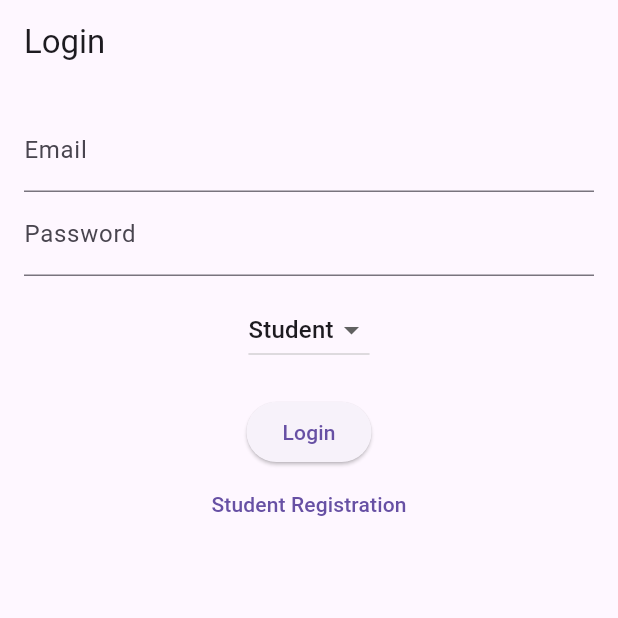
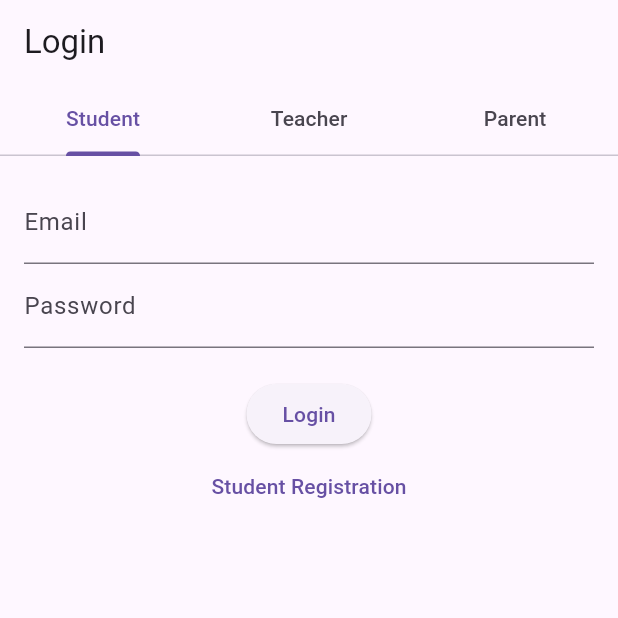
Before and after one commit to abusufiancse/student_management_system_with_chat_bot, a Flutter app: the screen it shows after launch, on a phone screen of 412 x 824 dp, the top half of it. Run offline on Flutter 3.47's test engine with Material 3 defaults, Android fonts, the phone set to English and light mode, and no system bars; our stand-ins replace sqflite; accounts and stored records are empty.

Commit message:
step 4: student reg issue fix

```diff
--- a/lib/models/student.dart
+++ b/lib/models/student.dart
@@ -1,12 +1,14 @@
 class Student {
   final int? id;
+  final int? userId;
   final String name;
   final String studentClass;
-  final String roll;
+  final String roll; // UNIQUE index number
   final String guardian;
 
   Student({
     this.id,
+    this.userId,
     required this.name,
     required this.studentClass,
     required this.roll,
@@ -16,6 +18,7 @@ class Student {
   Map<String, dynamic> toMap() {
     return {
       'id': id,
+      'user_id': userId,
       'name': name,
       'class': studentClass,
       'roll': roll,
@@ -26,6 +29,7 @@ class Student {
   factory Student.fromMap(Map<String, dynamic> map) {
     return Student(
       id: map['id'],
+      userId: map['user_id'],
       name: map['name'],
       studentClass: map['class'],
       roll: map['roll'],
--- a/lib/screens/auth/login_screen.dart
+++ b/lib/screens/auth/login_screen.dart
@@ -1,9 +1,9 @@
 import 'package:flutter/material.dart';
+import 'package:student_management_system/screens/auth/parent_access_screen.dart';
 import 'package:student_management_system/screens/auth/student_register_screen.dart';
 import '../../db/database_helper.dart';
 import '../deshboard/teacher_dashboard.dart';
-import '../student_dashboard.dart';
-import '../parent_dashboard.dart';
+import '../deshboard/student_dashboard.dart';
 
 class LoginScreen extends StatefulWidget {
   const LoginScreen({super.key});
@@ -12,23 +12,24 @@ class LoginScreen extends StatefulWidget {
   State<LoginScreen> createState() => _LoginScreenState();
 }
 
-class _LoginScreenState extends State<LoginScreen> {
+class _LoginScreenState extends State<LoginScreen>
+    with SingleTickerProviderStateMixin {
+  late TabController _tabController;
+
   final emailCtrl = TextEditingController();
   final passCtrl = TextEditingController();
-  String role = 'student';
+  final rollCtrl = TextEditingController();
 
-  void login() async {
+  @override
+  void initState() {
+    super.initState();
+    _tabController = TabController(length: 3, vsync: this);
+  }
+
+  // ================= STUDENT LOGIN =================
+  void studentLogin() async {
     final email = emailCtrl.text.trim();
     final pass = passCtrl.text.trim();
-
-    // 🔐 Teacher (Hardcoded)
-    if (email == 'teacher@gmail.com' && pass == 'teacher123') {
-      Navigator.pushReplacement(
-        context,
-        MaterialPageRoute(builder: (_) => const TeacherDashboard()),
-      );
-      return;
-    }
 
     final user =
     await DatabaseHelper.instance.loginUser(email, pass);
@@ -38,24 +39,53 @@ class _LoginScreenState extends State<LoginScreen> {
       return;
     }
 
-    // 🛑 Student approval check
-    if (user.role == 'student' && user.approved == 0) {
+    if (user.role != 'student') {
+      _snack('Not a student account');
+      return;
+    }
+
+    if (user.approved == 0) {
       _snack('Wait for teacher approval');
       return;
     }
 
-    // ✅ Role-based navigation
-    if (user.role == 'student') {
     Navigator.pushReplacement(
       context,
-        MaterialPageRoute(builder: (_) => StudentDashboard(userId: user.id!)),
+      MaterialPageRoute(
+        builder: (_) => StudentDashboard(userId: user.id!),
+      ),
     );
-    } else if (user.role == 'parent') {
+  }
+
+  // ================= TEACHER LOGIN =================
+  void teacherLogin() {
+    final email = emailCtrl.text.trim();
+    final pass = passCtrl.text.trim();
+
+    if (email == 'teacher@gmail.com' && pass == 'teacher123') {
       Navigator.pushReplacement(
         context,
-        MaterialPageRoute(builder: (_) => ParentDashboard(userId: user.id!)),
+        MaterialPageRoute(builder: (_) => const TeacherDashboard()),
       );
+    } else {
+      _snack('Invalid teacher credentials');
     }
+  }
+
+  // ================= PARENT ACCESS =================
+  void parentAccess() {
+    if (rollCtrl.text.trim().isEmpty) {
+      _snack('Enter student roll number');
+      return;
+    }
+
+    Navigator.push(
+      context,
+      MaterialPageRoute(
+        builder: (_) =>
+            ParentAccessScreen(initialRoll: rollCtrl.text.trim()),
+      ),
+    );
   }
 
   void _snack(String msg) {
@@ -66,8 +96,31 @@ class _LoginScreenState extends State<LoginScreen> {
   @override
   Widget build(BuildContext context) {
     return Scaffold(
-      appBar: AppBar(title: const Text('Login')),
-      body: Padding(
+      appBar: AppBar(
+        title: const Text('Login'),
+        bottom: TabBar(
+          controller: _tabController,
+          tabs: const [
+            Tab(text: 'Student'),
+            Tab(text: 'Teacher'),
+            Tab(text: 'Parent'),
+          ],
+        ),
+      ),
+      body: TabBarView(
+        controller: _tabController,
+        children: [
+          studentTab(),
+          teacherTab(),
+          parentTab(),
+        ],
+      ),
+    );
+  }
+
+  // ================= STUDENT TAB =================
+  Widget studentTab() {
+    return Padding(
       padding: const EdgeInsets.all(16),
       child: Column(
         children: [
@@ -80,34 +133,80 @@ class _LoginScreenState extends State<LoginScreen> {
             decoration: const InputDecoration(labelText: 'Password'),
             obscureText: true,
           ),
-            const SizedBox(height: 12),
-
-            DropdownButton<String>(
-              value: role,
-              items: const [
-                DropdownMenuItem(value: 'student', child: Text('Student')),
-                DropdownMenuItem(value: 'parent', child: Text('Parent')),
-              ],
-              onChanged: (v) => setState(() => role = v!),
-            ),
-
           const SizedBox(height: 20),
           ElevatedButton(
-              onPressed: login,
+            onPressed: studentLogin,
             child: const Text('Login'),
           ),
           TextButton(
             onPressed: () {
               Navigator.push(
                 context,
-                  MaterialPageRoute(builder: (_) =>  StudentRegisterScreen()),
+                MaterialPageRoute(
+                    builder: (_) => const StudentRegisterScreen()),
               );
             },
             child: const Text('Student Registration'),
-            ),
-
+          )
         ],
       ),
+    );
+  }
+
+  // ================= TEACHER TAB =================
+  Widget teacherTab() {
+    return Padding(
+      padding: const EdgeInsets.all(16),
+      child: Column(
+        children: [
+          TextField(
+            controller: emailCtrl,
+            decoration: const InputDecoration(labelText: 'Email'),
+          ),
+          TextField(
+            controller: passCtrl,
+            decoration: const InputDecoration(labelText: 'Password'),
+            obscureText: true,
+          ),
+          const SizedBox(height: 20),
+          ElevatedButton(
+            onPressed: teacherLogin,
+            child: const Text('Login as Teacher'),
+          ),
+          const SizedBox(height: 10),
+          const Text(
+            'Demo Login:\nteacher@gmail.com\nteacher123',
+            textAlign: TextAlign.center,
+            style: TextStyle(color: Colors.grey),
+          )
+        ],
+      ),
+    );
+  }
+
+  // ================= PARENT TAB =================
+  Widget parentTab() {
+    return Padding(
+      padding: const EdgeInsets.all(16),
+      child: Column(
+        children: [
+          TextField(
+            controller: rollCtrl,
+            decoration:
+            const InputDecoration(labelText: 'Student Roll / Index Number'),
+          ),
+          const SizedBox(height: 20),
+          ElevatedButton(
+            onPressed: parentAccess,
+            child: const Text('View Child Details'),
+          ),
+          const SizedBox(height: 10),
+          const Text(
+            'Parents can access student details\nusing roll/index number',
+            textAlign: TextAlign.center,
+            style: TextStyle(color: Colors.grey),
+          )
+        ],
       ),
     );
   }
```
Also changed, not shown: lib/db/database_helper.dart (+80 -3 lines), lib/screens/auth/parent_access_screen.dart (added, +62 -0 lines), lib/screens/auth/student_register_screen.dart (+57 -21 lines), lib/screens/deshboard/parent_dashboard.dart (added, +31 -0 lines), lib/screens/deshboard/student_dashboard.dart (added, +64 -0 lines), lib/screens/deshboard/teacher_dashboard.dart (+69 -23 lines), lib/screens/parent_dashboard.dart (deleted, +0 -13 lines), lib/screens/student_dashboard.dart (deleted, +0 -13 lines), lib/screens/student_edit_screen.dart (added, +82 -0 lines). Lines whose indentation alone changed are shown as unchanged.
